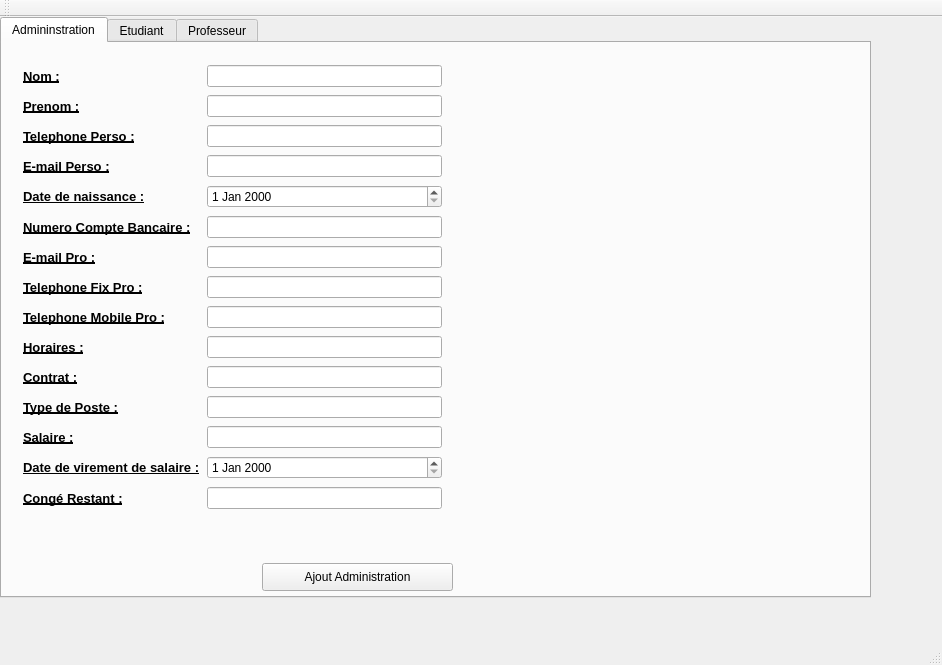
Qt form AppObjetQT/mainwindow.ui (Mrgove10/AppliObjetVS) before a commit.
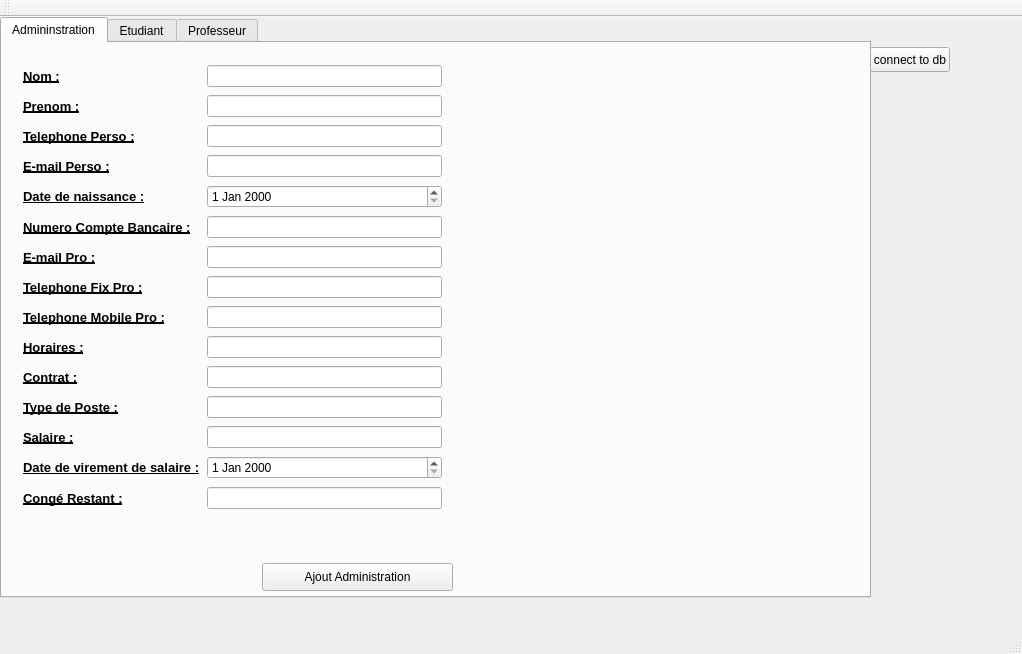
The same form after that commit. The open tabs and pages were chosen to show the change. Icons and pictures are not drawn.

```diff
--- a/AppObjetQT/mainwindow.ui
+++ b/AppObjetQT/mainwindow.ui
@@ -6,8 +6,8 @@
    <rect>
     <x>0</x>
     <y>0</y>
-    <width>942</width>
-    <height>665</height>
+    <width>1022</width>
+    <height>654</height>
    </rect>
   </property>
   <property name="windowTitle">
@@ -778,6 +778,19 @@
      </widget>
     </widget>
    </widget>
+   <widget class="QPushButton" name="pushButton">
+    <property name="geometry">
+     <rect>
+      <x>870</x>
+      <y>30</y>
+      <width>80</width>
+      <height>25</height>
+     </rect>
+    </property>
+    <property name="text">
+     <string>connect to db</string>
+    </property>
+   </widget>
   </widget>
   <widget class="QMenuBar" name="menuBar">
    <property name="geometry">
```
Left out of the diff: 6 changed lines with no effect on the pictures.
